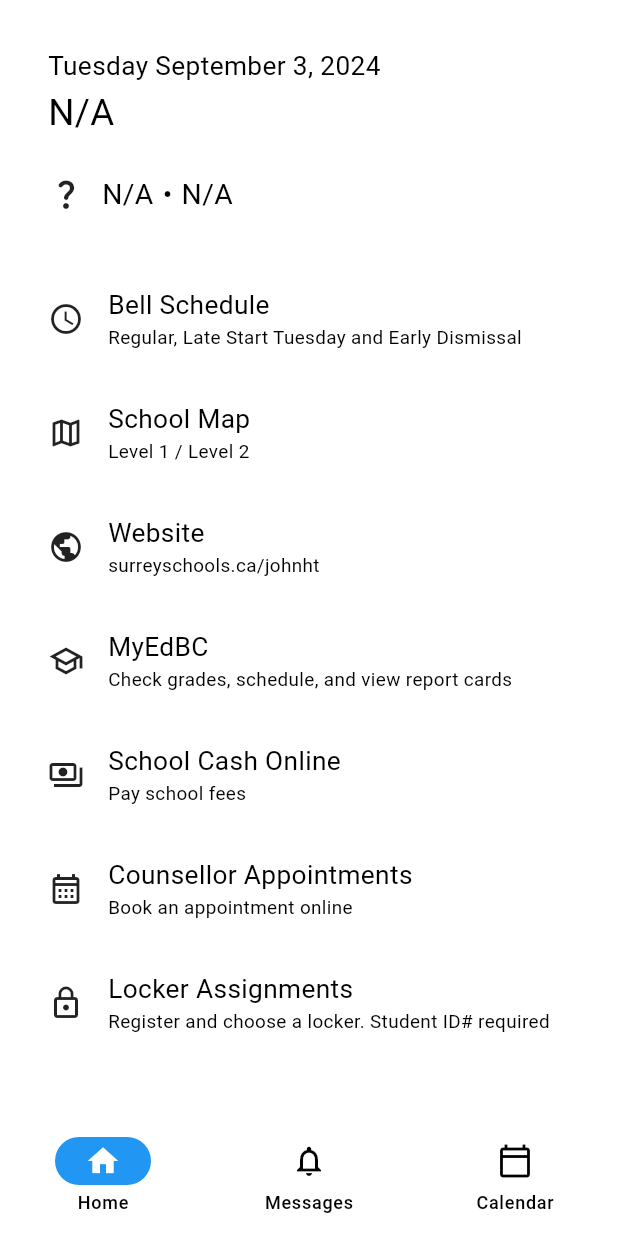
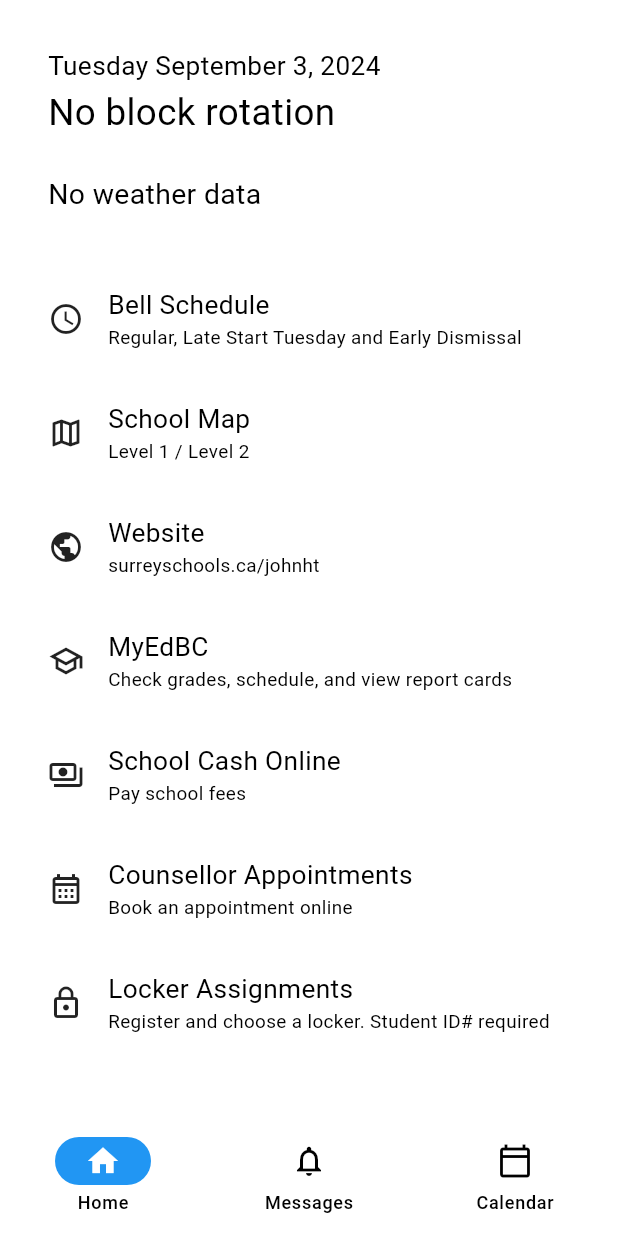
Before and after one commit to ChakornK/jh-eagles, a Flutter app: the screen it shows after launch, on a phone screen of 412 x 824 dp. Run offline on Flutter 3.47's test engine with Material 3 defaults, Android fonts, the phone set to English and light mode, and no system bars; drawn by our look-alikes of dynamic_color; our stand-ins replace cached_network_image, connectivity_plus, flutter_widget_from_html_core, jiffy, package_info_plus, shared_preferences and 1 more; missing offline and left inert: easy_image_viewer, flutter_inappwebview; network calls fail.

Commit message:
simplify offline handling of block rotation and weather

```diff
--- a/lib/pages/home.dart
+++ b/lib/pages/home.dart
@@ -8,6 +8,9 @@ import 'package:package_info_plus/package_info_plus.dart';
 import 'package:url_launcher/url_launcher.dart';
 import 'package:weather_icons/weather_icons.dart';
 import 'package:intl/intl.dart';
+
+import 'package:connectivity_plus/connectivity_plus.dart';
+import 'package:shared_preferences/shared_preferences.dart';
 
 class HomeData {
   String blockRotation;
@@ -57,14 +60,22 @@ class _HomePageState extends State<HomePage> {
   Map<String, String> appInfo = {"name": "", "version": "", "buildNumber": ""};
 
   Future<HomeData> fetchData() async {
-    final blockRotation = await http.get(Uri.parse("https://eagletime.vercel.app/block"));
+    final List<ConnectivityResult> connectivityResult = await (Connectivity().checkConnectivity());
+    final prefs = await SharedPreferences.getInstance();
+
     final weather = await http.get(Uri.parse("https://eagletime.vercel.app/weather"));
 
-    var b = "N/A";
+    var b = "No block rotation";
+    if (connectivityResult.contains(ConnectivityResult.none)) {
+      b = "Block rotation unavailable";
+    } else {
+      final blockRotation = await http.get(Uri.parse("https://eagletime.appazur.com/api/a/block/today"));
       if (blockRotation.statusCode == 200 && blockRotation.body.isNotEmpty) {
-      var lst = jsonDecode(blockRotation.body) as List;
-      b = lst[0]["name"];
+        await prefs.setString("block_rotation_cache", blockRotation.body);
+        b = (jsonDecode(blockRotation.body) as List)[0]["name"];
       }
+    }
+
     var w = {"condition": "N/A", "icon": "unknown", "temperature": "N/A"};
     if (weather.statusCode == 200 && weather.body.isNotEmpty) {
       var json = jsonDecode(weather.body) as Map<String, dynamic>;
@@ -119,7 +130,7 @@ class _HomePageState extends State<HomePage> {
                               return Column(
                                 children: [
                                   Text(
-                                    (snapshot.data?.blockRotation.toString() ?? "N/A"),
+                                    (snapshot.data?.blockRotation.toString() ?? "No block rotation"),
                                     textScaler: TextScaler.linear(1.75),
                                   ),
                                 ],
@@ -131,6 +142,12 @@ class _HomePageState extends State<HomePage> {
                         FutureBuilder<HomeData>(
                             future: futureData,
                             builder: (context, snapshot) {
+                              if (!snapshot.hasData) {
+                                return Text(
+                                  "No weather data",
+                                  textScaler: TextScaler.linear(1.35),
+                                );
+                              } else {
                                 if (MediaQuery.sizeOf(context).width > 600) {
                                   return Column(crossAxisAlignment: CrossAxisAlignment.center, children: [
                                     Icon(
@@ -163,6 +180,7 @@ class _HomePageState extends State<HomePage> {
                                       textScaler: TextScaler.linear(1.35),
                                     ),
                                   ]);
+                                }
                               }
                             })
                       ],
```
Lines whose indentation alone changed are shown as unchanged.
